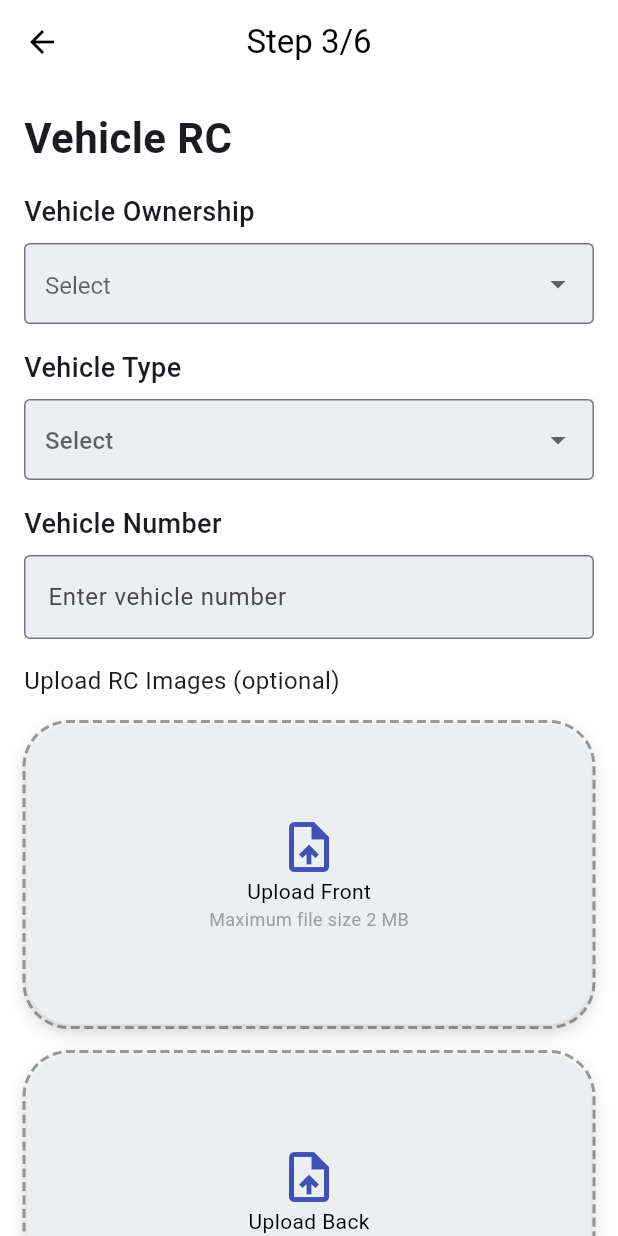
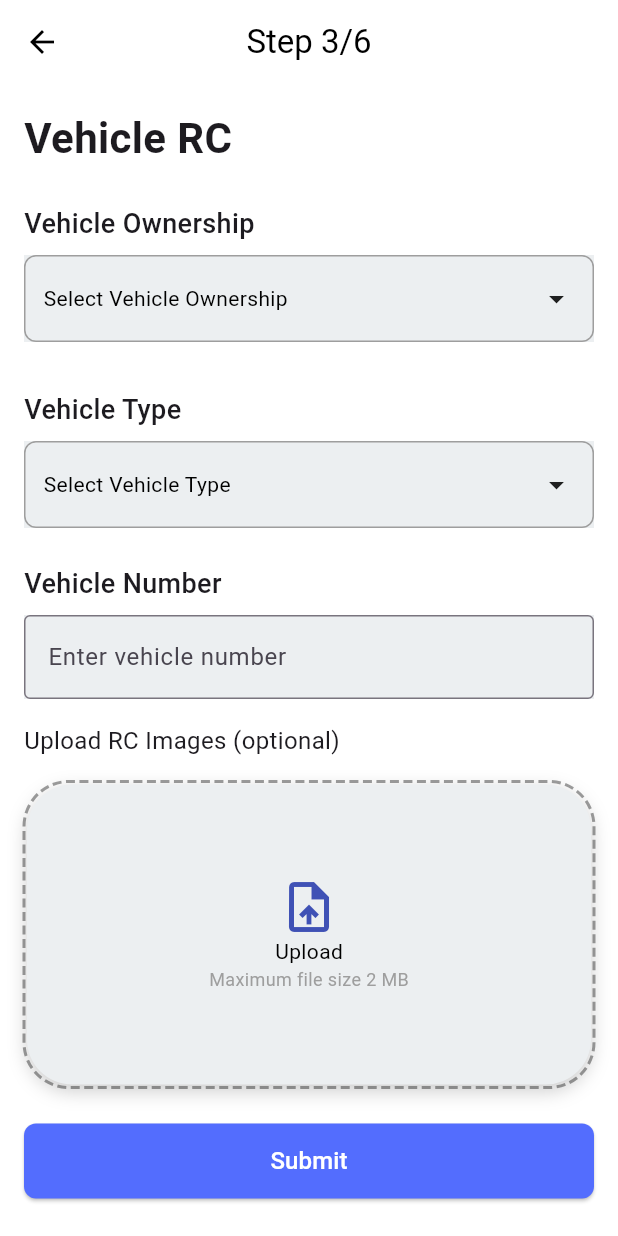
Before and after one commit to mohammed-jiyad/Ezee_Riders_Patner, a Flutter app: the VehicleRcScreen screen opened directly, on a phone screen of 412 x 824 dp. Run offline on Flutter 3.47's test engine with Material 3 defaults, Android fonts, the phone set to English and light mode, and no system bars; drawn by our look-alikes of dotted_border.

Commit message:
intial commit

```diff
--- a/lib/Registration/AddVehicleRC.dart
+++ b/lib/Registration/AddVehicleRC.dart
@@ -1,9 +1,94 @@
 import 'package:bikeapp/Registration/AddVehicle.dart';
 import 'package:bikeapp/Registration/DrivingLicenseScreen.dart';
-import 'package:bikeapp/Registration/Registration.dart';
 import 'package:flutter/material.dart';
-import 'package:dotted_border/dotted_border.dart';
-class VehicleRcScreen extends StatelessWidget {
+
+class VehicleRcScreen extends StatefulWidget {
+  @override
+  _VehicleRcScreenState createState() => _VehicleRcScreenState();
+}
+
+class _VehicleRcScreenState extends State<VehicleRcScreen> {
+  bool isOwnershipDropdownOpen = false;
+  bool isVehicleTypeDropdownOpen = false;
+
+  String? selectedOwnership;
+  String? selectedVehicleType;
+
+  void toggleOwnershipDropdown() {
+    setState(() {
+      isOwnershipDropdownOpen = !isOwnershipDropdownOpen;
+    });
+  }
+
+  void toggleVehicleTypeDropdown() {
+    setState(() {
+      isVehicleTypeDropdownOpen = !isVehicleTypeDropdownOpen;
+    });
+  }
+
+  Widget _buildCustomDropdown({
+    required String label,
+    required List<String> items,
+    required Function(String?) onChanged,
+    String? selectedValue,
+    required bool isDropdownOpen,
+    required Function toggleDropdown,
+  }) {
+    return Container(
+      padding: EdgeInsets.symmetric(vertical: 8),
+      child: Column(
+        crossAxisAlignment: CrossAxisAlignment.start,
+        children: [
+          Text(
+            label,
+            style: TextStyle(fontSize: 18, fontWeight: FontWeight.w500),
+          ),
+          SizedBox(height: 8),
+          Container(
+            color: Colors.blueGrey.shade50,
+            child: GestureDetector(
+              onTap: () => toggleDropdown(),
+              child: Container(
+                padding: EdgeInsets.symmetric(vertical: 16, horizontal: 12),
+                decoration: BoxDecoration(
+                  border: Border.all(color: Colors.grey),
+                  borderRadius: BorderRadius.circular(8),
+                ),
+                child: Row(
+                  mainAxisAlignment: MainAxisAlignment.spaceBetween,
+                  children: [
+                    Text(
+                      selectedValue ?? 'Select $label',
+                      style: TextStyle(color: Colors.black),
+                    ),
+                    Icon(isDropdownOpen
+                        ? Icons.arrow_drop_up
+                        : Icons.arrow_drop_down),
+                  ],
+                ),
+              ),
+            ),
+          ),
+          if (isDropdownOpen)
+            Container(
+              height: 100, // Set dropdown height
+              color: Colors.white,
+              child: ListView(
+                children: items.map((String value) {
+                  return ListTile(
+                    title: Text(value),
+                    onTap: () {
+                      onChanged(value);
+                    },
+                  );
+                }).toList(),
+              ),
+            ),
+        ],
+      ),
+    );
+  }
+
   @override
   Widget build(BuildContext context) {
     return Scaffold(
@@ -32,75 +117,37 @@
                 style: TextStyle(fontSize: 28, fontWeight: FontWeight.bold),
               ),
               SizedBox(height: 16),
-              Text(
-                'Vehicle Ownership',
-                style: TextStyle(fontSize: 18,fontWeight: FontWeight.w500),
-              ),
-              SizedBox(height: 8),
-              Container(
-                color: Colors.blueGrey.shade50,
-                child: DropdownButtonFormField<String>(
-                  items: ['Self', 'Rented'].map((String value) {
-                    return DropdownMenuItem<String>(
-                      value: value,
-                      child: Center(
-                        child: Text(
-                          value,
-                          textAlign: TextAlign.center,
-                        ),
-                      ),
-                    );
-                  }).toList(),
-                  onChanged: (value) {},
-                  decoration: InputDecoration(
-                    border: OutlineInputBorder(),
-                    contentPadding: EdgeInsets.symmetric(vertical: 15, horizontal: 10),
-                    hintText: 'Select',
-                    hintStyle: TextStyle(
-                      fontSize: 16,
-
-                    ),
-                  ),
-                  style: TextStyle(
-                    fontSize: 16,
-                    color: Colors.black,
-                  ),
-                  icon: Icon(Icons.arrow_drop_down),
-                  isExpanded: true,
-                  menuMaxHeight: 200,
-                ),
+              _buildCustomDropdown(
+                label: 'Vehicle Ownership',
+                items: ['Self', 'Rented'],
+                onChanged: (value) {
+                  setState(() {
+                    selectedOwnership = value;
+                    isOwnershipDropdownOpen = false;
+                  });
+                },
+                selectedValue: selectedOwnership,
+                isDropdownOpen: isOwnershipDropdownOpen,
+                toggleDropdown: toggleOwnershipDropdown,
               ),
               SizedBox(height: 16),
-              Text(
-                'Vehicle Type',
-                style: TextStyle(fontSize: 18,fontWeight: FontWeight.w500),
-              ),
-              SizedBox(height: 8),
-              Container(
-                color: Colors.blueGrey.shade50,
-                child: DropdownButtonFormField<String>(
-                  items: ['Bike','Scooty'].map((String value) {
-                    return DropdownMenuItem<String>(
-                      value: value,
-                      child: Text(value),
-                    );
-                  }).toList(),
-                  onChanged: (value) {},
-                  decoration: InputDecoration(
-                    border: OutlineInputBorder(),
-                    contentPadding: EdgeInsets.symmetric(vertical: 15, horizontal: 10),
-                    hintText: 'Select',
-                    hintStyle: TextStyle(
-                      fontSize: 16,
-
-                    ),
-                  ),
-                ),
+              _buildCustomDropdown(
+                label: 'Vehicle Type',
+                items: ['Bike', 'Scooty'],
+                onChanged: (value) {
+                  setState(() {
+                    selectedVehicleType = value;
+                    isVehicleTypeDropdownOpen = false;
+                  });
+                },
+                selectedValue: selectedVehicleType,
+                isDropdownOpen: isVehicleTypeDropdownOpen,
+                toggleDropdown: toggleVehicleTypeDropdown,
               ),
               SizedBox(height: 16),
               Text(
                 'Vehicle Number',
-                style: TextStyle(fontSize: 18,fontWeight: FontWeight.w500),
+                style: TextStyle(fontSize: 18, fontWeight: FontWeight.w500),
               ),
               SizedBox(height: 8),
               Container(
@@ -109,7 +156,6 @@
                   decoration: InputDecoration(
                     labelText: 'Enter vehicle number',
                     border: OutlineInputBorder(),
-
                   ),
                 ),
               ),
@@ -119,13 +165,13 @@
                 style: TextStyle(fontSize: 16),
               ),
               SizedBox(height: 16),
-              UploadSection(title: 'Upload Front'),
-              SizedBox(height: 16),
-              UploadSection(title: 'Upload Back'),
+              UploadSection(title: 'Upload'),
+              // Add UploadSection or similar widget if required.
               SizedBox(height: 24),
               ElevatedButton(
                 onPressed: () {
-                  Navigator.of(context).push(MaterialPageRoute(builder: (context)=> AddVehicleScreen()));
+                  Navigator.of(context).push(
+                      MaterialPageRoute(builder: (context) => AddVehicleScreen()));
                 },
                 style: ElevatedButton.styleFrom(
                   minimumSize: Size(double.infinity, 50),
@@ -136,7 +182,7 @@
                 ),
                 child: Text(
                   'Submit',
-                  style: TextStyle(fontSize: 16,color: Colors.white),
+                  style: TextStyle(fontSize: 16, color: Colors.white),
                 ),
               ),
             ],
```
